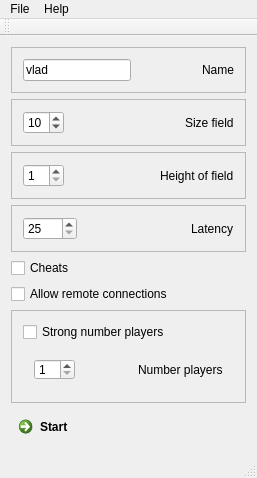
This is SinglePlayer/mainwindow.ui in anonymouse1/Labyrus as Qt 5 draws it before an edit. The edited form follows.
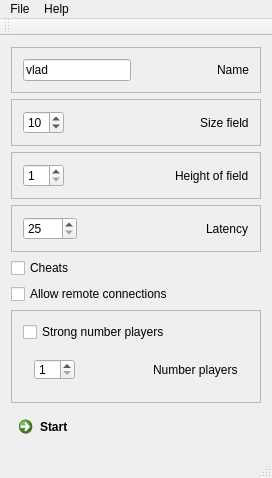
This is the edited form.

Diff of the .ui file:
```diff
--- a/SinglePlayer/mainwindow.ui
+++ b/SinglePlayer/mainwindow.ui
@@ -6,8 +6,8 @@
    <rect>
     <x>0</x>
     <y>0</y>
-    <width>257</width>
-    <height>372</height>
+    <width>272</width>
+    <height>456</height>
    </rect>
   </property>
   <property name="windowTitle">
@@ -282,8 +282,8 @@
     <rect>
      <x>0</x>
      <y>0</y>
-     <width>257</width>
-     <height>20</height>
+     <width>272</width>
+     <height>19</height>
     </rect>
    </property>
    <widget class="QMenu" name="menuFile">
```
